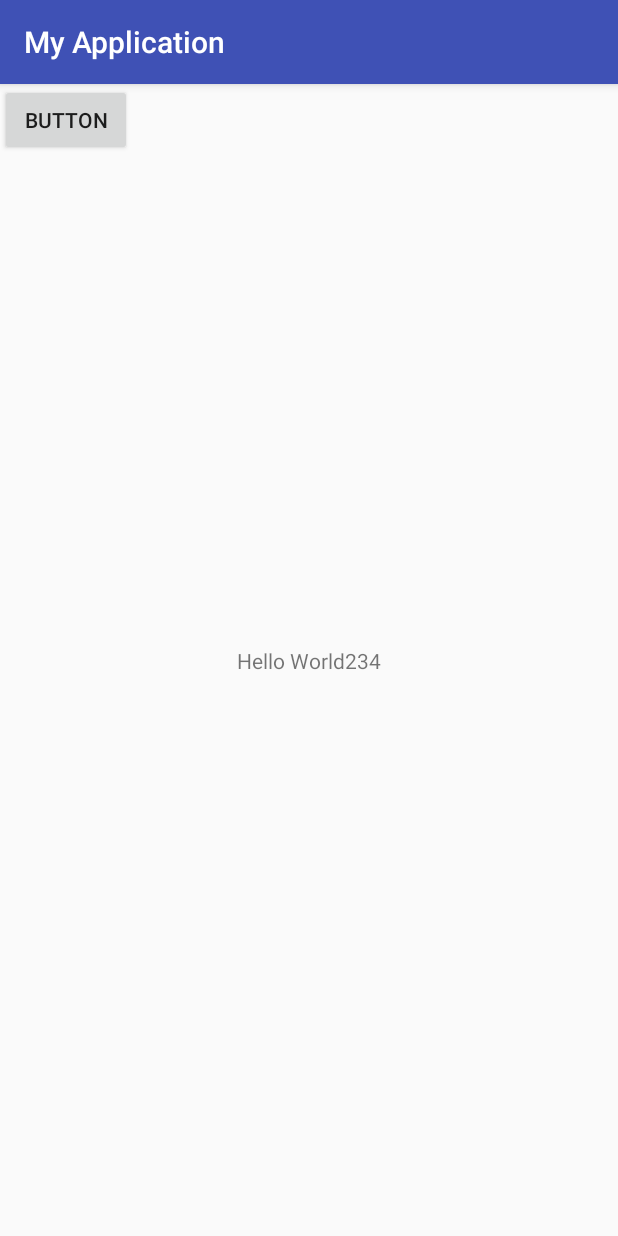
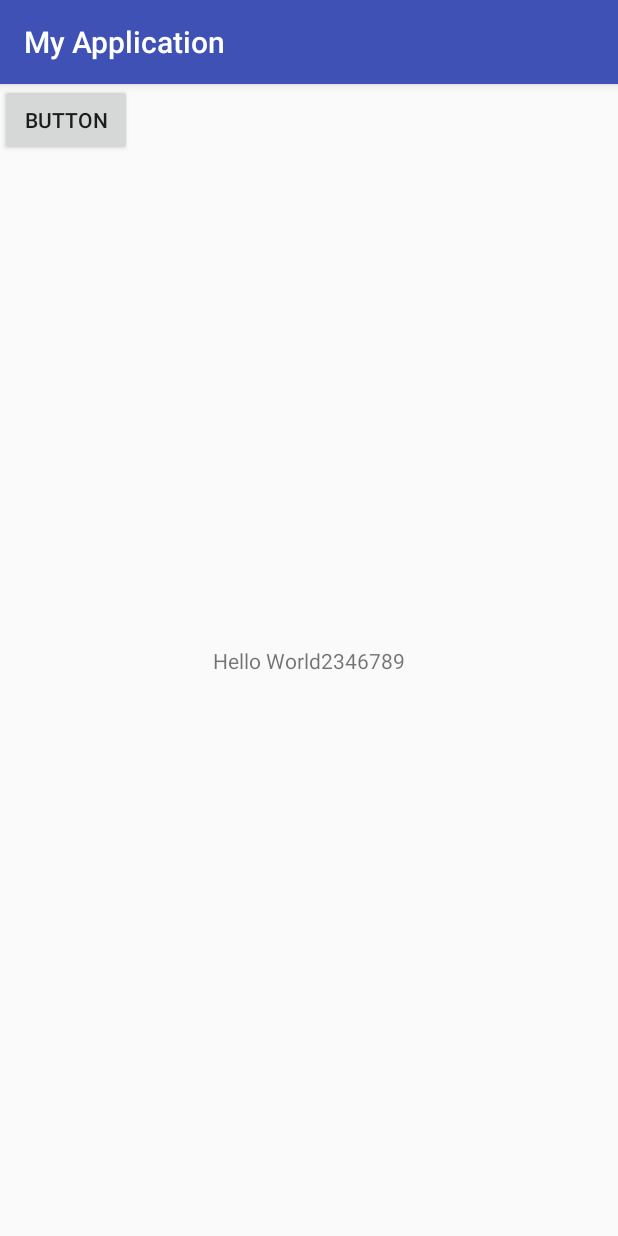
Before and after one commit to bishop130/practice, an Android app: the screen it shows after launch (MainActivity), on a phone screen of 412 x 824 dp. Run offline under Robolectric (Android 15) with nearby library versions, the phone set to English and light mode, and no system bars.

Commit message:
텍스트수정

```diff
--- a/app/src/main/res/layout/activity_main.xml
+++ b/app/src/main/res/layout/activity_main.xml
@@ -9,7 +9,7 @@
     <TextView
         android:layout_width="wrap_content"
         android:layout_height="wrap_content"
-        android:text="Hello World234"
+        android:text="Hello World2346789"
         app:layout_constraintBottom_toBottomOf="parent"
         app:layout_constraintLeft_toLeftOf="parent"
         app:layout_constraintRight_toRightOf="parent"
```
